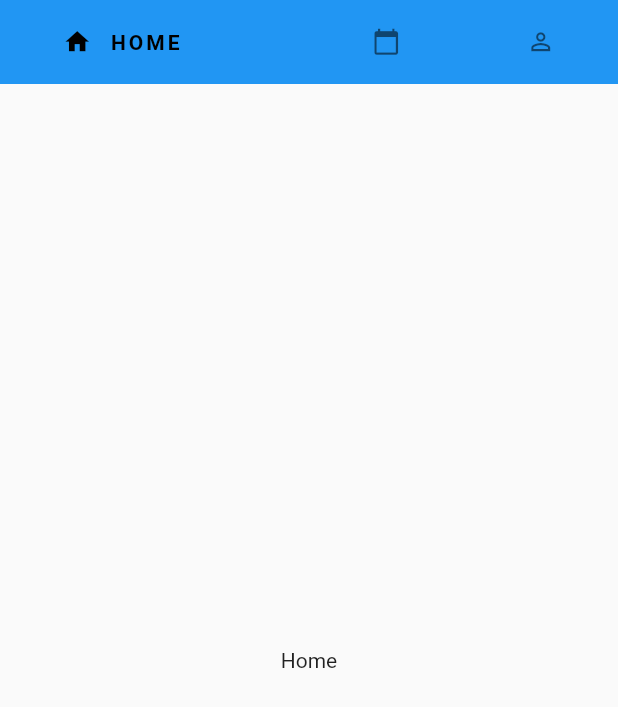
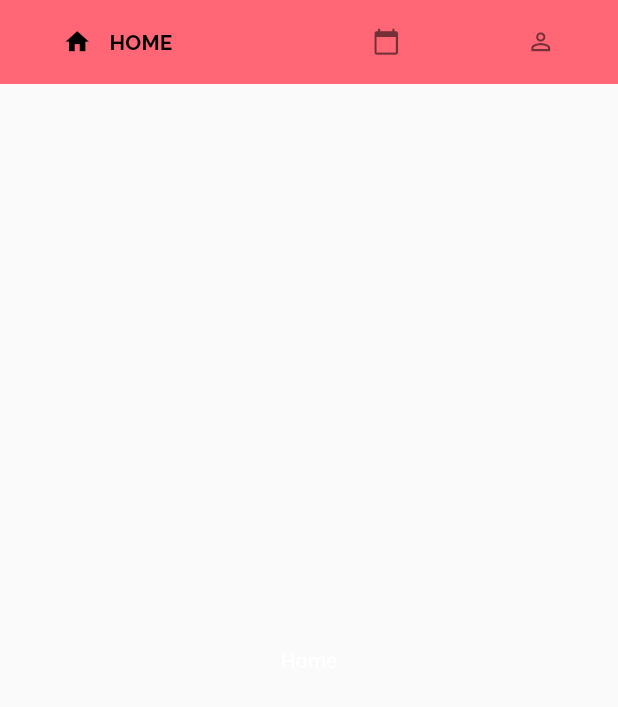
Before and after one commit to eliburgi/tennis_club, a Flutter app: the screen it shows after launch, on a phone screen of 412 x 824 dp. Shown: the top 707 px of the screen. Run offline on Flutter 3.47's test engine with Material 2 defaults, Android fonts, the phone set to English and light mode, and no system bars.

Commit message:
added Raleway font

```diff
--- a/lib/main.dart
+++ b/lib/main.dart
@@ -1,4 +1,5 @@
 import 'package:flutter/material.dart';
+import 'package:tennis_club/theme/theme.dart';
 import 'package:tennis_club/pages/home/index.dart';
 
 void main() => runApp(TennisClubApp());
@@ -8,6 +9,7 @@ class TennisClubApp extends StatelessWidget {
   Widget build(BuildContext context) {
     return MaterialApp(
       title: 'Tennis Club',
+      theme: tennisClubTheme,
       home: HomePage(),
     );
   }
--- a/lib/pages/home/widgets/shifting_tabbar.dart
+++ b/lib/pages/home/widgets/shifting_tabbar.dart
@@ -222,11 +222,7 @@ class _ShiftingTabWidget extends AnimatedWidget {
             color,
             dir,
             labelStyle ??
-                Theme.of(context).textTheme.headline.copyWith(
-                    fontSize: 14,
-                    color: color,
-                    letterSpacing: 2,
-                    fontWeight: FontWeight.bold)),
+                Theme.of(context).textTheme.subtitle2.copyWith(color: color)),
       ],
     );
   }
--- /dev/null
+++ b/lib/theme/theme.dart
@@ -0,0 +1,20 @@
+import 'package:flutter/material.dart';
+
+final tennisClubTheme = ThemeData.light().copyWith(
+  // COLORS
+  primaryColor: const Color(0xFFFF6776),
+  primaryColorLight: const Color(0xFFFF6776),
+  primaryColorDark: const Color(0xFFFF6776),
+  primaryColorBrightness: Brightness.light,
+  accentColor: const Color(0xFFFF6776),
+  accentColorBrightness: Brightness.light,
+
+  textTheme: const TextTheme(
+    subtitle2: TextStyle(
+      fontFamily: 'Raleway',
+      fontSize: 14.0,
+      fontWeight: FontWeight.bold,
+      color: Colors.black,
+    ),
+  ),
+);
```
Also changed, not shown: pubspec.yaml (+6 -30 lines), fonts/Raleway-Bold.ttf (added), fonts/Raleway-Regular.ttf (added).
